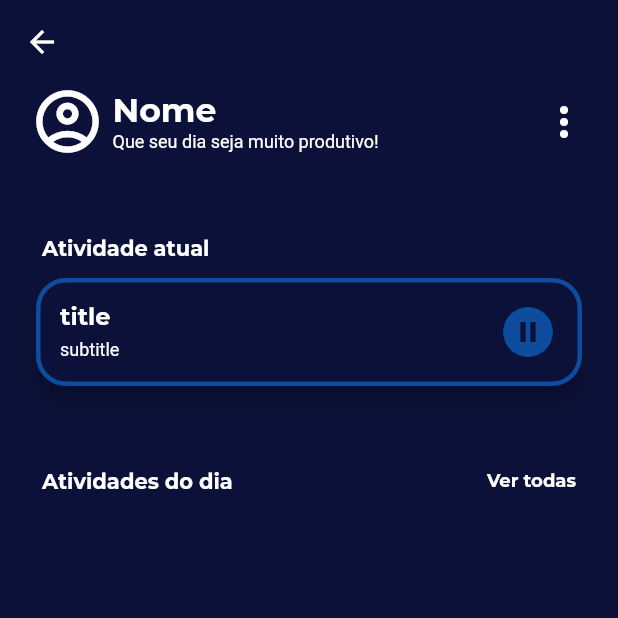
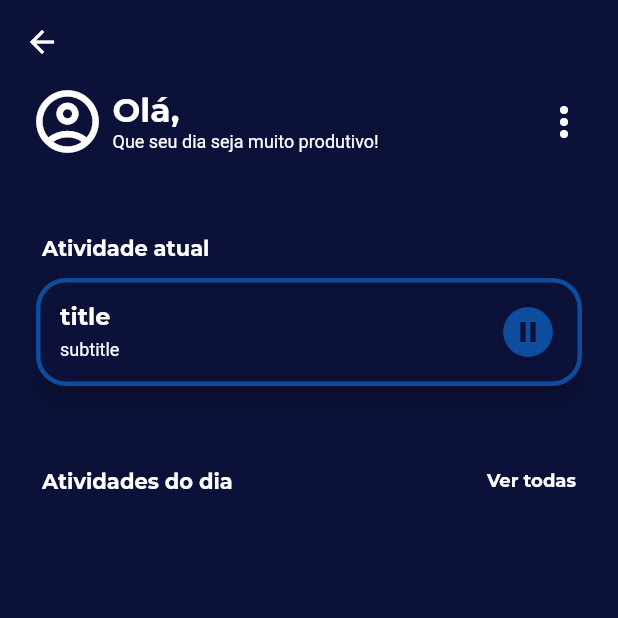
Before and after one commit to yurilima7/pomodoro, a Flutter app: the Bar screen opened directly, on a phone screen of 412 x 824 dp, the top half of it. Run offline on Flutter 3.47's test engine with Material 2 defaults, Android fonts, the phone set to English and light mode, and no system bars; our stand-ins replace flutter_svg, percent_indicator, shared_preferences, sqflite; missing offline and left inert: validatorless; accounts and stored records are empty.

Commit message:
Apresentando nome do usuário

```diff
--- a/lib/app/views/home_screen/widgets/user_data.dart
+++ b/lib/app/views/home_screen/widgets/user_data.dart
@@ -1,6 +1,8 @@
 import 'package:flutter/material.dart';
+import 'package:pomodoro/app/controller/user_controller_impl.dart';
 import 'package:pomodoro/app/core/styles/colors_app.dart';
 import 'package:pomodoro/app/core/styles/text_styles.dart';
+import 'package:provider/provider.dart';
 
 class UserData extends StatefulWidget {
   const UserData({Key? key}) : super(key: key);
@@ -28,9 +30,11 @@ class _UserDataState extends State<UserData> {
             Column(
               crossAxisAlignment: CrossAxisAlignment.start,
               children: [
-                Text(
-                  'Nome',
-                  style: context.textStyles.titleSecondary,
+                Consumer<UserControllerImpl>(
+                  builder: (context, user, child) => Text(
+                    'Olá, ${user.user}',
+                    style: context.textStyles.titleSecondary,
+                  ),
                 ),
                 Text(
                   'Que seu dia seja muito produtivo!',
```
